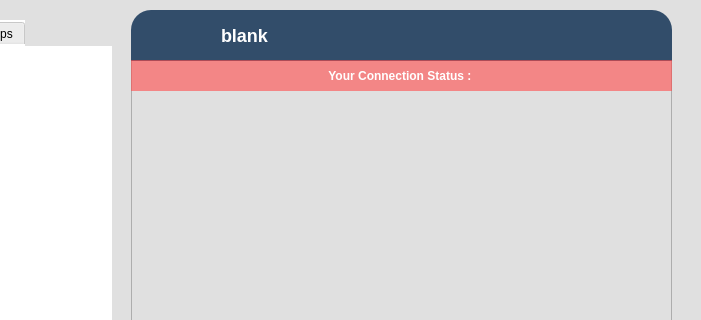
The window that chatpage.ui (esh83/chat-application) describes before a commit, drawn with Qt 5; both pictures show x 299 to 1000 and y 0 to 320 of the 1000 by 600 pixel window.
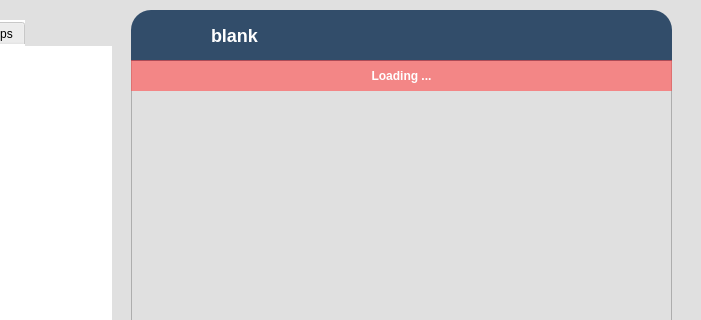
The same window after the commit. Icons and pictures are not drawn.

What changed in the file:
```diff
--- a/chatpage.ui
+++ b/chatpage.ui
@@ -330,9 +330,9 @@
    <widget class="QLabel" name="chat_title">
     <property name="geometry">
      <rect>
-      <x>90</x>
+      <x>80</x>
       <y>10</y>
-      <width>131</width>
+      <width>241</width>
       <height>31</height>
      </rect>
     </property>
@@ -588,7 +588,7 @@
 padding:5px;</string>
    </property>
    <property name="text">
-    <string>Your Connection Status : </string>
+    <string>Loading ...</string>
    </property>
    <property name="alignment">
     <set>Qt::AlignCenter</set>
```
Left out of the diff: 3 changed lines with no effect on the pictures.
